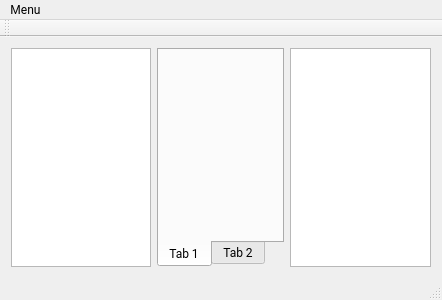
Old version of the form src/ui/forms/mainwindow.ui in the repository Isangeles/DragonCreator.
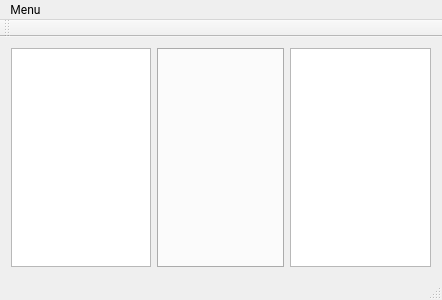
New version of the form.

```diff
--- a/src/ui/forms/mainwindow.ui
+++ b/src/ui/forms/mainwindow.ui
@@ -65,22 +65,9 @@
         <property name="elideMode">
          <enum>Qt::ElideNone</enum>
         </property>
-        <widget class="QWidget" name="edit">
-         <property name="enabled">
-          <bool>true</bool>
-         </property>
-         <attribute name="title">
-          <string>Tab 1</string>
-         </attribute>
-        </widget>
-        <widget class="QWidget" name="source">
-         <property name="enabled">
-          <bool>true</bool>
-         </property>
-         <attribute name="title">
-          <string>Tab 2</string>
-         </attribute>
-        </widget>
+        <property name="tabsClosable">
+         <bool>true</bool>
+        </property>
        </widget>
       </item>
       <item>
```
Left out of the diff: 2 changed lines with no effect on the pictures.
